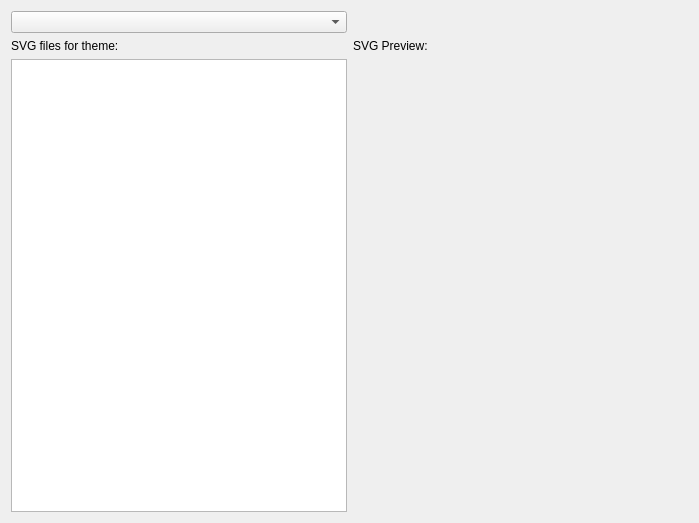
Old version of the form plasma/generic/tools/svgviewer/svgviewer.ui in the repository KDE/kde-workspace.
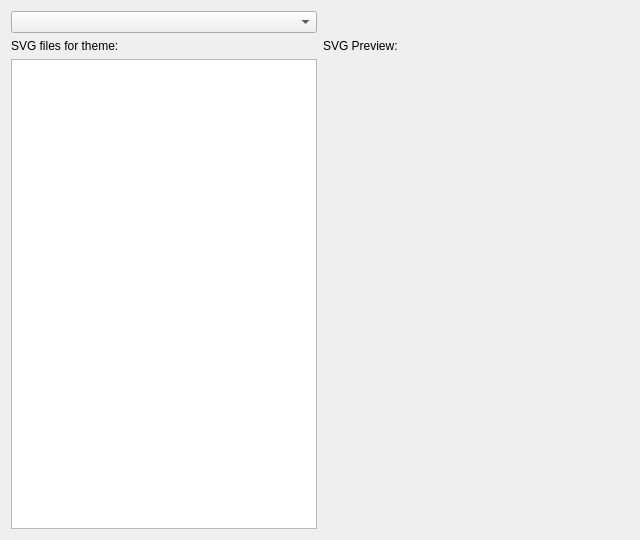
New version of the form. Custom widgets are drawn as their Qt base class.

Commit message:
resize svg-generated pixmap preview properly
currently it mirrors the left column..layouts are quite a pain with
"object whose size depends on an object's size that depends on how much
space is available". works quite well though, and the columns don't
shift when changing svg preview selection..

The edit to the form file:
```diff
--- a/plasma/generic/tools/svgviewer/svgviewer.ui
+++ b/plasma/generic/tools/svgviewer/svgviewer.ui
@@ -6,8 +6,8 @@
    <rect>
     <x>0</x>
     <y>0</y>
-    <width>699</width>
-    <height>523</height>
+    <width>640</width>
+    <height>540</height>
    </rect>
   </property>
   <layout class="QVBoxLayout" name="verticalLayout">
```
Left out of the diff: 40 changed lines with no effect on the pictures. The commit also changes 1 other file.
